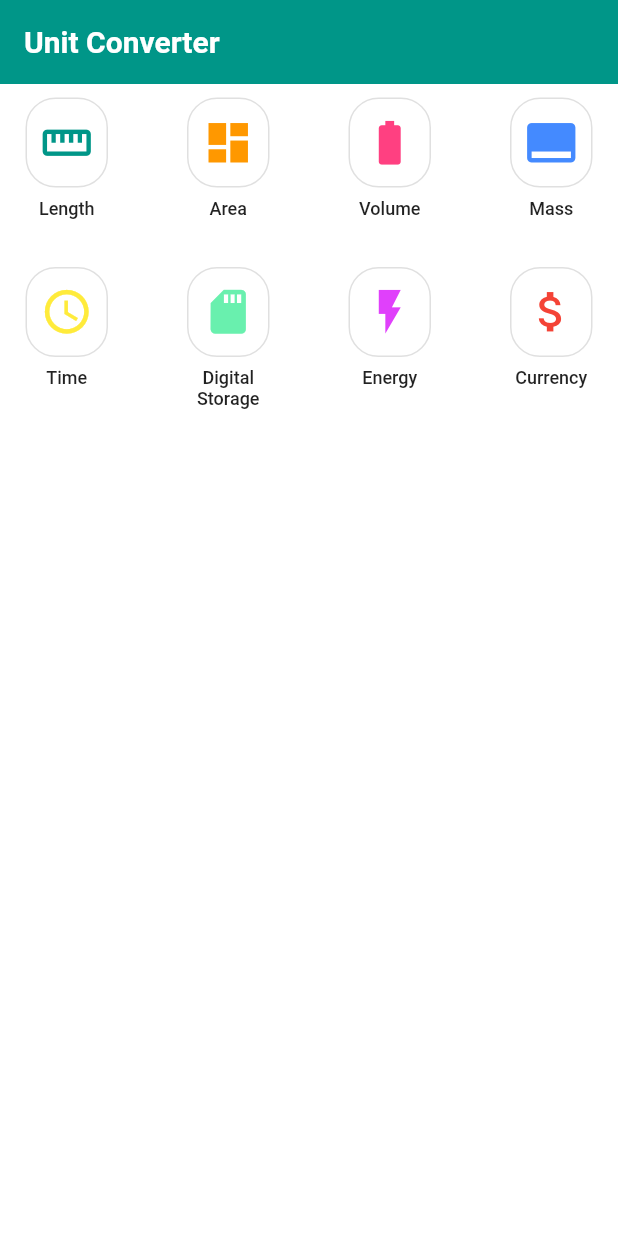
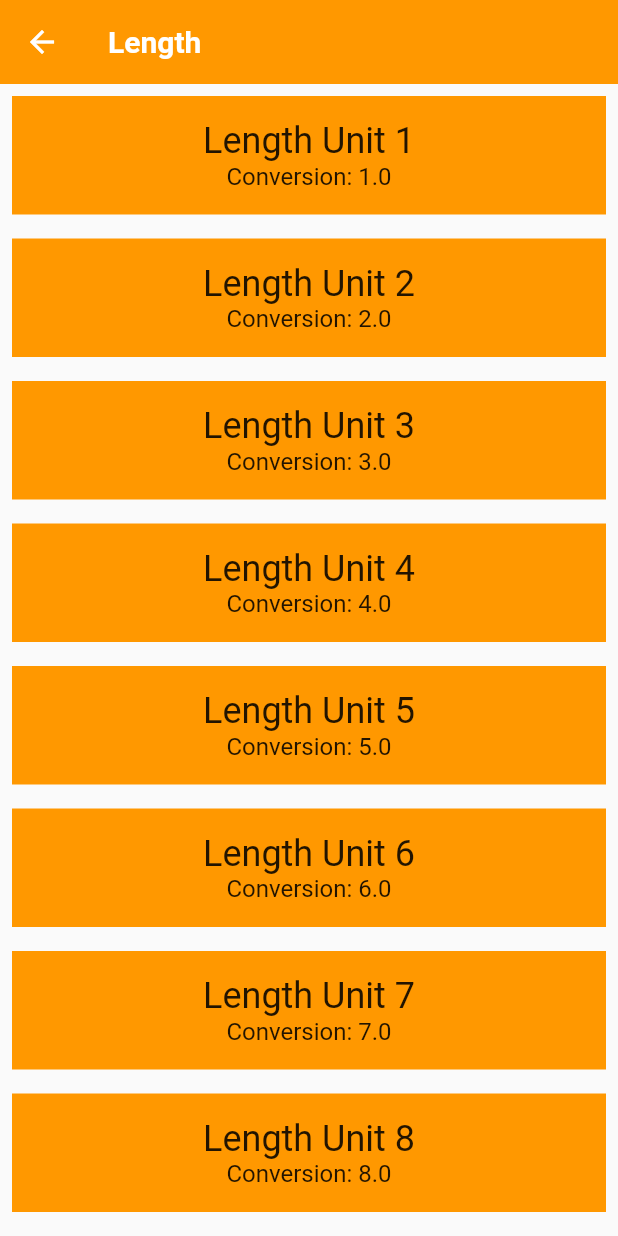
Before and after one commit to dickyboKa/Unit_Converter, a Flutter app: the screen it shows after launch, after a tap on "Length", on a phone screen of 412 x 824 dp. Run offline on Flutter 3.47's test engine with Material 2 defaults, Android fonts, the phone set to English and light mode, and no system bars.

Commit message:
Add Mock unit view for every category

```diff
--- a/lib/category_route.dart
+++ b/lib/category_route.dart
@@ -1,7 +1,7 @@
 import 'package:flutter/material.dart';
 
 import 'package:unit_converter/category_screen.dart';
-//import 'package:task_04_navigation/unit.dart';
+import 'package:unit_converter/unit.dart';
 
 final _categoryColor = Colors.white;
 final _appBarColor = Colors.teal;
@@ -10,23 +10,23 @@
   const CategoryRoute();
 
   static const _categoryNames = <String>[
+    'Digital Storage',
     'Length',
     'Area',
     'Volume',
     'Mass',
     'Time',
-    'Digital Storage',
     'Energy',
     'Currency',
   ];
 
   static const _iconLocation = <IconData>[
+    Icons.sd_card,
     Icons.straighten,
     Icons.dashboard,
     Icons.battery_full,
     Icons.call_to_action,
     Icons.access_time,
-    Icons.sd_card,
     Icons.flash_on,
     Icons.attach_money,
   ];
@@ -67,15 +67,15 @@
   }
 
   /// Returns a list of mock [Unit]s.
-  //List<Unit> _retrieveUnitList(String categoryName) {
-  //  return List.generate(10, (int i) {
-  //    i += 1;
-  //    return Unit(
-  //      name: '$categoryName Unit $i',
-  //      conversion: i.toDouble(),
-  //    );
-  //  });
-  //}
+  List<Unit> _retrieveUnitList(String categoryName) {
+    return List.generate(10, (int i) {
+      i += 1;
+      return Unit(
+        name: '$categoryName Unit $i',
+        conversion: i.toDouble(),
+      );
+    });
+  }
 
   @override
   Widget build(BuildContext context) {
@@ -86,7 +86,7 @@
         name: _categoryNames[i],
         color: _baseColors[i],
         iconLocation: _iconLocation[i],
-        //units: _retrieveUnitList(_categoryNames[i]),
+        units: _retrieveUnitList(_categoryNames[i]),
       ));
     }
 
--- a/lib/category_screen.dart
+++ b/lib/category_screen.dart
@@ -1,57 +1,68 @@
 import 'package:flutter/material.dart';
 import 'package:meta/meta.dart';
 
-final _rowHeight = 100.0;
-final _rowWidth = 90.0;
+import 'package:unit_converter/unit.dart';
+import 'package:unit_converter/converter_route.dart';
+
+final _rowHeight = 105.0;
+final _rowWidth = 65.0;
 final _borderRadius = BorderRadius.circular(_rowHeight / 2);
 
 class Category extends StatelessWidget {
   final String name;
   final ColorSwatch color;
   final IconData iconLocation;
-  //final List<Unit> units;
+  final List<Unit> units;
 
   const Category({
     Key key,
     @required this.name,
     @required this.color,
     @required this.iconLocation,
-    //@required this.units,
+    @required this.units,
   })  : assert(name != null),
         assert(color != null),
         assert(iconLocation != null),
-        //  assert(units != null),
+        assert(units != null),
         super(key: key);
 
   /// Navigates to the [ConverterRoute].
   void _navigateToConverter(BuildContext context) {
-    // TODO: Using the Navigator, navigate to the [ConverterRoute]
+    Navigator.of(context).push(MaterialPageRoute<Null>(
+      builder: (BuildContext context) {
+        return Scaffold(
+          appBar: AppBar(
+            elevation: 0.0,
+            title: Text(name,
+                style: TextStyle(
+                  color: Colors.white,
+                  fontSize: 20.0,
+                  fontWeight: FontWeight.bold,
+                )),
+            backgroundColor: color,
+          ),
+          body: ConverterRoute(
+            color: color,
+            name: name,
+            units: units,
+          ),
+        );
+      },
+    ));
   }
 
-  /// Builds a custom widget that shows [Category] information.
-  ///
-  /// This information includes the icon, name, and color for the [Category].
   @override
-  // This `context` parameter describes the location of this widget in the
-  // widget tree. It can be used for obtaining Theme data from the nearest
-  // Theme ancestor in the tree. Below, we obtain the display1 text theme.
-  // See https://docs.flutter.io/flutter/material/Theme-class.html
   Widget build(BuildContext context) {
     return Material(
       color: Colors.transparent,
       child: Container(
-        height: 105.0,
-        width: 65.0,
+        height: _rowHeight,
+        width: _rowWidth,
         child: InkWell(
           borderRadius: _borderRadius,
           highlightColor: color,
           splashColor: color,
-          // We can use either the () => function() or the () { function(); }
-          // syntax.
-          // TODO: Update this onTap property to call _navigateToConverter()
-          onTap: () {
-            print('I was tapped!');
-          },
+          onTap: () => _navigateToConverter(context),
           child: Padding(
             padding: EdgeInsets.all(5.0),
             child: Column(
--- /dev/null
+++ b/lib/converter_route.dart
@@ -0,0 +1,56 @@
+import 'package:flutter/material.dart';
+import 'package:meta/meta.dart';
+
+import 'package:unit_converter/unit.dart';
+
+class ConverterRoute extends StatelessWidget {
+  /// This [Category]'s name.
+  final String name;
+
+  /// Color for this [Category].
+  final Color color;
+
+  /// Units for this [Category].
+  final List<Unit> units;
+
+  /// This [ConverterRoute] requires the name, color, and units to not be null.
+  const ConverterRoute({
+    @required this.name,
+    @required this.color,
+    @required this.units,
+  })  : assert(name != null),
+        assert(color != null),
+        assert(units != null);
+
+  @override
+  Widget build(BuildContext context) {
+    // Here is just a placeholder for a list of mock units
+    final unitWidgets = units.map((Unit unit) {
+      return Container(
+        color: color,
+        margin: EdgeInsets.all(8.0),
+        padding: EdgeInsets.all(16.0),
+        child: Column(
+          children: <Widget>[
+            Text(
+              unit.name,
+              style: Theme.of(context).textTheme.headline,
+            ),
+            Text(
+              'Conversion: ${unit.conversion}',
+              style: Theme.of(context).textTheme.subhead,
+            ),
+          ],
+        ),
+      );
+    }).toList();
+
+    if (name == 'Digital Storage') {
+      return digitalStorageScreen;
+    } else {
+      return ListView(
+        children: unitWidgets,
+      );
+    }
+  }
+}
--- /dev/null
+++ b/lib/unit.dart
@@ -0,0 +1,23 @@
+import 'package:meta/meta.dart';
+
+/// Information about a [Unit].
+class Unit {
+  final String name;
+  final double conversion;
+
+  /// A [Unit] stores its name and conversion factor.
+  ///
+  /// An example would be 'Meter' and '1.0'.
+  const Unit({
+    @required this.name,
+    @required this.conversion,
+  })  : assert(name != null),
+        assert(conversion != null);
+
+  /// Creates a [Unit] from a JSON object.
+  Unit.fromJson(Map jsonMap)
+      : assert(jsonMap['name'] != null),
+        assert(jsonMap['conversion'] != null),
+        name = jsonMap['name'],
+        conversion = jsonMap['conversion'].toDouble();
+}
```
